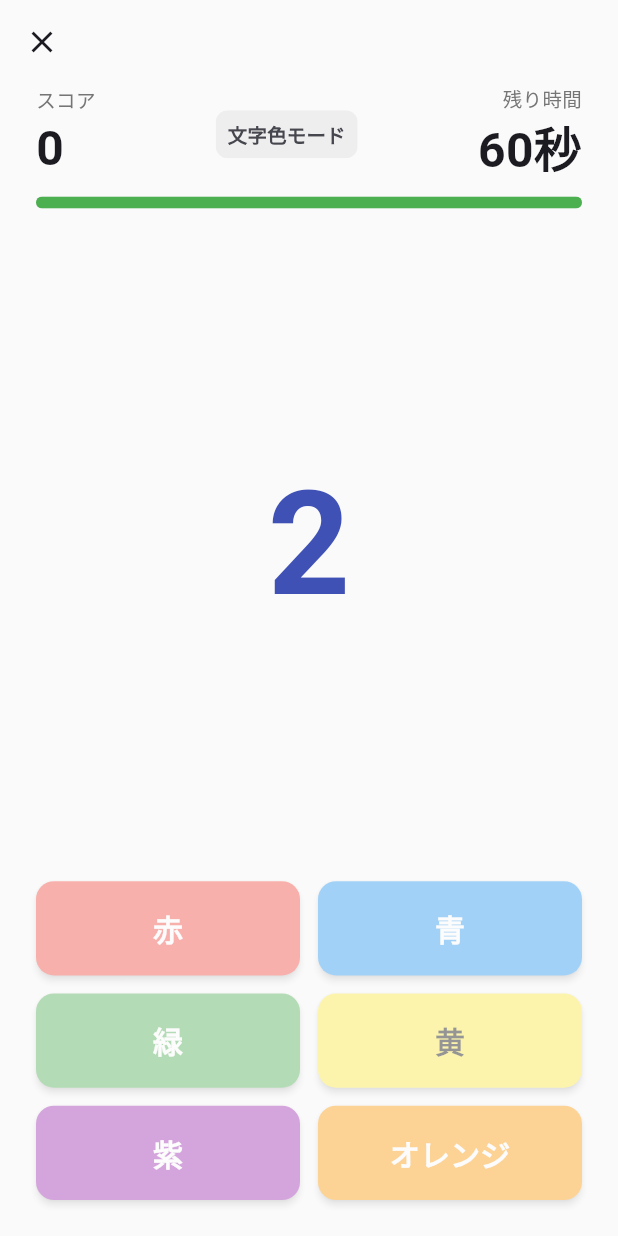
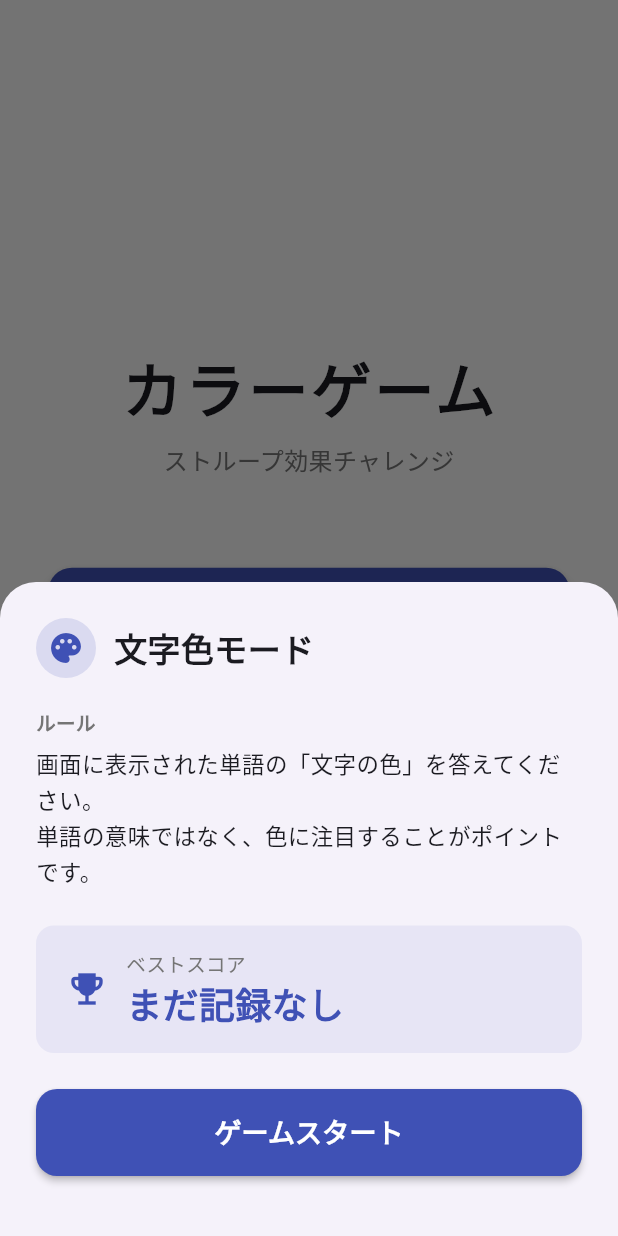
Before and after one commit to takashi145/color-game, a Flutter app: the screen it shows after launch, after a tap on "文字色モード", on a phone screen of 412 x 824 dp. Run offline on Flutter 3.47's test engine with Material 3 defaults, Android fonts, the phone set to English and light mode, and no system bars; our stand-ins replace shared_preferences.

Commit message:
Show mode detail modal with best score and game start button
- Mode buttons open a bottom sheet with rules, best score, and start button
- Load all mode high scores on provider init and refresh after each game

Co-Authored-By: Claude Sonnet 4.6 <noreply@anthropic.com>

```diff
--- a/lib/providers/game_provider.dart
+++ b/lib/providers/game_provider.dart
@@ -12,7 +12,9 @@ const int kCountdownSeconds = 3;
 
 class GameProvider extends ChangeNotifier {
   GameProvider({required StorageService storageService})
-      : _storage = storageService;
+      : _storage = storageService {
+    Future.microtask(loadAllHighScores);
+  }
 
   final StorageService _storage;
   Timer? _timer;
@@ -39,10 +41,33 @@ class GameProvider extends ChangeNotifier {
   bool _isAnswering = false;
   int _countdownValue = kCountdownSeconds;
 
+  int _highScoreColor = 0;
+  int _highScoreWord = 0;
+  int _highScoreMix = 0;
+
   GameState get state => _state;
   int get highScore => _highScore;
   bool get isNewHighScore => _isNewHighScore;
   int get countdownValue => _countdownValue;
+
+  int highScoreForMode(GameMode mode) {
+    switch (mode) {
+      case GameMode.colorMode:
+        return _highScoreColor;
+      case GameMode.wordMode:
+        return _highScoreWord;
+      case GameMode.mixMode:
+        return _highScoreMix;
+    }
+  }
+
+  Future<void> loadAllHighScores() async {
+    final stats = await _storage.getAllStats();
+    _highScoreColor = stats['highScoreColor']!;
+    _highScoreWord = stats['highScoreWord']!;
+    _highScoreMix = stats['highScoreMix']!;
+    notifyListeners();
+  }
 
   Future<void> startGame(GameMode mode) async {
     _timer?.cancel();
@@ -161,6 +186,14 @@ class GameProvider extends ChangeNotifier {
     _isNewHighScore = await _storage.saveHighScore(_state.mode, _state.score);
     if (_isNewHighScore) {
       _highScore = _state.score;
+      switch (_state.mode) {
+        case GameMode.colorMode:
+          _highScoreColor = _state.score;
+        case GameMode.wordMode:
+          _highScoreWord = _state.score;
+        case GameMode.mixMode:
+          _highScoreMix = _state.score;
+      }
     }
     await _storage.recordGameResult(
       correctCount: _state.correctCount,
--- a/lib/screens/home_screen.dart
+++ b/lib/screens/home_screen.dart
@@ -35,7 +35,6 @@ class HomeScreen extends StatelessWidget {
                 const SizedBox(height: 60),
                 _ModeButton(
                   label: '文字色モード',
-                  description: '表示された文字の色を答える',
                   icon: Icons.palette,
                   mode: GameMode.colorMode,
                   color: Colors.indigo,
@@ -43,7 +42,6 @@ class HomeScreen extends StatelessWidget {
                 const SizedBox(height: 16),
                 _ModeButton(
                   label: '文字内容モード',
-                  description: '書いてある色の名前を答える',
                   icon: Icons.text_fields,
                   mode: GameMode.wordMode,
                   color: Colors.teal,
@@ -51,7 +49,6 @@ class HomeScreen extends StatelessWidget {
                 const SizedBox(height: 16),
                 _ModeButton(
                   label: 'ミックスモード',
-                  description: 'ランダムに切り替わる上級モード',
                   icon: Icons.shuffle,
                   mode: GameMode.mixMode,
                   color: Colors.deepOrange,
@@ -68,14 +65,12 @@ class HomeScreen extends StatelessWidget {
 class _ModeButton extends StatelessWidget {
   const _ModeButton({
     required this.label,
-    required this.description,
     required this.icon,
     required this.mode,
     required this.color,
   });
 
   final String label;
-  final String description;
   final IconData icon;
   final GameMode mode;
   final Color color;
@@ -85,7 +80,7 @@ class _ModeButton extends StatelessWidget {
     return SizedBox(
       width: double.infinity,
       child: ElevatedButton(
-        onPressed: () => _startGame(context),
+        onPressed: () => _showModeModal(context),
         style: ElevatedButton.styleFrom(
           backgroundColor: color,
           foregroundColor: Colors.white,
@@ -97,24 +92,166 @@ class _ModeButton extends StatelessWidget {
           children: [
             Icon(icon, size: 28),
             const SizedBox(width: 16),
-            Column(
-              crossAxisAlignment: CrossAxisAlignment.start,
-              children: [
-                Text(label,
-                    style: const TextStyle(
-                        fontSize: 20, fontWeight: FontWeight.bold)),
-                Text(description,
-                    style:
-                        const TextStyle(fontSize: 13, color: Colors.white70)),
-              ],
+            Text(
+              label,
+              style: const TextStyle(fontSize: 20, fontWeight: FontWeight.bold),
             ),
+            const Spacer(),
+            const Icon(Icons.chevron_right),
           ],
         ),
       ),
     );
   }
 
+  void _showModeModal(BuildContext context) {
+    showModalBottomSheet(
+      context: context,
+      isScrollControlled: true,
+      shape: const RoundedRectangleBorder(
+        borderRadius: BorderRadius.vertical(top: Radius.circular(24)),
+      ),
+      builder: (_) => _ModeDetailSheet(mode: mode, color: color),
+    );
+  }
+}
+
+class _ModeDetailSheet extends StatelessWidget {
+  const _ModeDetailSheet({required this.mode, required this.color});
+
+  final GameMode mode;
+  final Color color;
+
+  String get _title {
+    switch (mode) {
+      case GameMode.colorMode:
+        return '文字色モード';
+      case GameMode.wordMode:
+        return '文字内容モード';
+      case GameMode.mixMode:
+        return 'ミックスモード';
+    }
+  }
+
+  String get _description {
+    switch (mode) {
+      case GameMode.colorMode:
+        return '画面に表示された単語の「文字の色」を答えてください。\n単語の意味ではなく、色に注目することがポイントです。';
+      case GameMode.wordMode:
+        return '画面に表示された単語の「書いてある内容（色の名前）」を答えてください。\n文字の色に惑わされないようにしましょう。';
+      case GameMode.mixMode:
+        return '「文字色」と「文字内容」どちらを答えるかがランダムに切り替わります。\n画面上の指示をよく読んで答えてください。上級者向けモードです。';
+    }
+  }
+
+  IconData get _icon {
+    switch (mode) {
+      case GameMode.colorMode:
+        return Icons.palette;
+      case GameMode.wordMode:
+        return Icons.text_fields;
+      case GameMode.mixMode:
+        return Icons.shuffle;
+    }
+  }
+
+  @override
+  Widget build(BuildContext context) {
+    final provider = context.watch<GameProvider>();
+    final highScore = provider.highScoreForMode(mode);
+
+    return Padding(
+      padding: const EdgeInsets.fromLTRB(24, 24, 24, 40),
+      child: Column(
+        mainAxisSize: MainAxisSize.min,
+        crossAxisAlignment: CrossAxisAlignment.start,
+        children: [
+          Row(
+            children: [
+              CircleAvatar(
+                backgroundColor: color.withOpacity(0.15),
+                child: Icon(_icon, color: color),
+              ),
+              const SizedBox(width: 12),
+              Text(
+                _title,
+                style: const TextStyle(
+                  fontSize: 22,
+                  fontWeight: FontWeight.bold,
+                ),
+              ),
+            ],
+          ),
+          const SizedBox(height: 20),
+          Text(
+            'ルール',
+            style: TextStyle(
+              fontSize: 13,
+              fontWeight: FontWeight.bold,
+              color: Colors.grey[600],
+            ),
+          ),
+          const SizedBox(height: 6),
+          Text(_description, style: const TextStyle(fontSize: 15, height: 1.6)),
+          const SizedBox(height: 24),
+          Container(
+            width: double.infinity,
+            padding: const EdgeInsets.symmetric(vertical: 16, horizontal: 20),
+            decoration: BoxDecoration(
+              color: color.withOpacity(0.08),
+              borderRadius: BorderRadius.circular(12),
+            ),
+            child: Row(
+              children: [
+                Icon(Icons.emoji_events, color: color, size: 28),
+                const SizedBox(width: 12),
+                Column(
+                  crossAxisAlignment: CrossAxisAlignment.start,
+                  children: [
+                    Text(
+                      'ベストスコア',
+                      style: TextStyle(fontSize: 13, color: Colors.grey[600]),
+                    ),
+                    Text(
+                      highScore == 0 ? 'まだ記録なし' : '$highScore pt',
+                      style: TextStyle(
+                        fontSize: 24,
+                        fontWeight: FontWeight.bold,
+                        color: color,
+                      ),
+                    ),
+                  ],
+                ),
+              ],
+            ),
+          ),
+          const SizedBox(height: 24),
+          SizedBox(
+            width: double.infinity,
+            child: ElevatedButton(
+              onPressed: () => _startGame(context),
+              style: ElevatedButton.styleFrom(
+                backgroundColor: color,
+                foregroundColor: Colors.white,
+                padding: const EdgeInsets.symmetric(vertical: 16),
+                shape: RoundedRectangleBorder(
+                  borderRadius: BorderRadius.circular(14),
+                ),
+                elevation: 2,
+              ),
+              child: const Text(
+                'ゲームスタート',
+                style: TextStyle(fontSize: 18, fontWeight: FontWeight.bold),
+              ),
+            ),
+          ),
+        ],
+      ),
+    );
+  }
+
   void _startGame(BuildContext context) {
+    Navigator.of(context).pop();
     context.read<GameProvider>().startGame(mode);
     Navigator.of(context).push(
       MaterialPageRoute(builder: (_) => const GameScreen()),
--- a/lib/services/storage_service.dart
+++ b/lib/services/storage_service.dart
@@ -34,6 +34,15 @@ class StorageService {
     return true;
   }
 
+  Future<Map<String, int>> getAllStats() async {
+    final prefs = await SharedPreferences.getInstance();
+    return {
+      'highScoreColor': prefs.getInt(_keyHighScoreColor) ?? 0,
+      'highScoreWord': prefs.getInt(_keyHighScoreWord) ?? 0,
+      'highScoreMix': prefs.getInt(_keyHighScoreMix) ?? 0,
+    };
+  }
+
   Future<void> recordGameResult({
     required int correctCount,
     required int totalQuestions,
```
